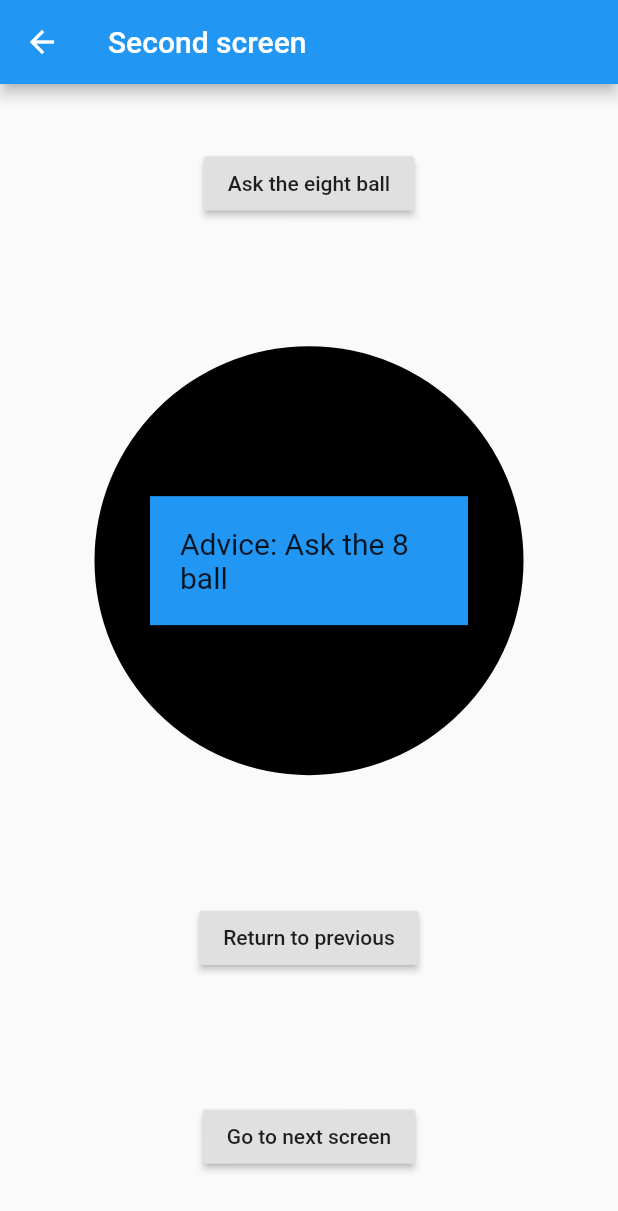
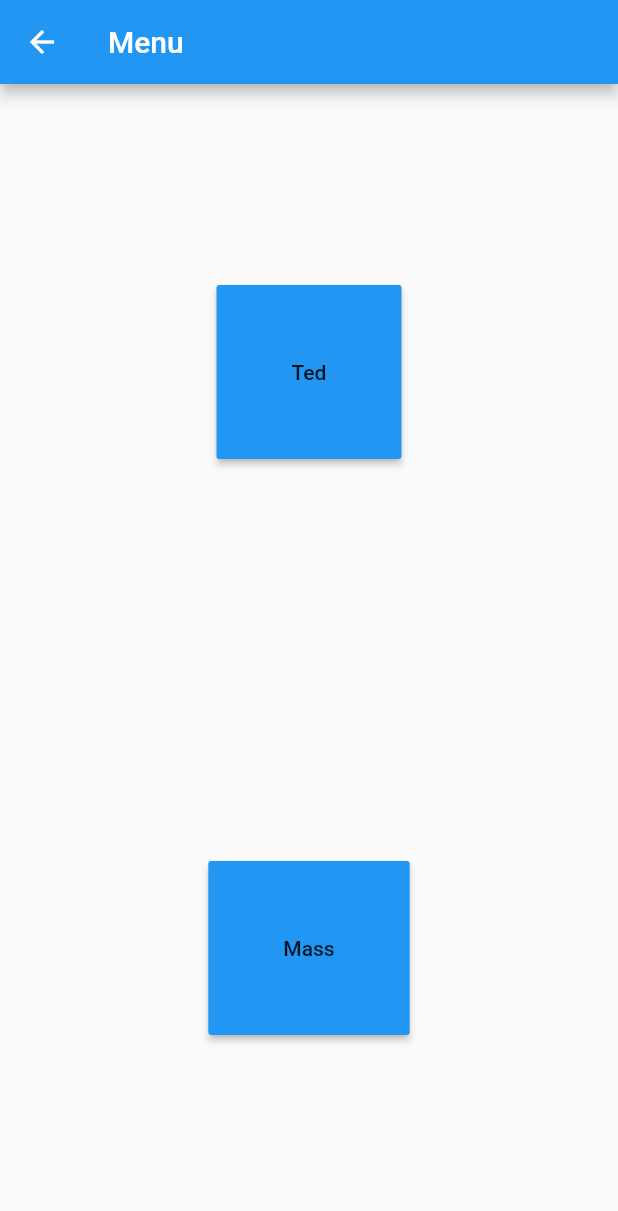
Before and after one commit to cycloss/Food-Dudes-Finance, a Flutter app: the screen it shows after launch, after a tap on "Go to next screen", on a phone screen of 412 x 824 dp. Shown: the top 1211 px of the screen. Run offline on Flutter 3.47's test engine with Material 2 defaults, Android fonts, the light colour scheme and no system bars.

Commit message:
added a menu screen

```diff
--- a/lib/main.dart
+++ b/lib/main.dart
@@ -1,5 +1,5 @@
 import 'package:flutter/material.dart';
-import 'secondScreen.dart';
+import 'package:food_dudes_finance/menuScreen.dart';
 
 void main() {
   runApp(MyApp());
@@ -68,8 +68,12 @@ class _MyHomePageState extends State<MyHomePage> {
               child: Text('Go to next screen'),
               onPressed: () {
                 print('hello world');
-                Navigator.push(context,
-                    MaterialPageRoute(builder: (context) => SecondScreen()));
+                Navigator.push(
+                  context,
+                  MaterialPageRoute(
+                    builder: (context) => MainMenu(),
+                  ),
+                );
               },
             )
           ],
--- /dev/null
+++ b/lib/menuScreen.dart
@@ -0,0 +1,54 @@
+import 'package:flutter/material.dart';
+import 'package:food_dudes_finance/ThirdScreen.dart';
+import 'package:food_dudes_finance/tedScreen.dart';
+
+class MainMenu extends StatefulWidget {
+  @override
+  _MainMenuState createState() => _MainMenuState();
+}
+
+class _MainMenuState extends State<MainMenu> {
+  List<NameAndRoute> _nameAndRoutes = [
+    NameAndRoute(name: 'Ted', screen: TedScreen()),
+    NameAndRoute(name: 'Mass', screen: ThirdScreen())
+  ];
+
+  @override
+  Widget build(BuildContext context) {
+    return Scaffold(
+      appBar: AppBar(
+        title: Text('Menu'),
+      ),
+      body: Center(
+        child: Column(
+          mainAxisAlignment: MainAxisAlignment.spaceAround,
+          children: generateTeamButtons(context),
+        ),
+      ),
+    );
+  }
+
+  List<Widget> generateTeamButtons(BuildContext c) {
+    return _nameAndRoutes
+        .map((nameRouteBundle) =>
+            teamButton(nameRouteBundle.name, nameRouteBundle.screen, c))
+        .toList();
+  }
+
+  Widget teamButton(String name, Widget screen, BuildContext c) {
+    return RaisedButton(
+      padding: EdgeInsets.all(50),
+      color: Colors.blue,
+      child: Text(name),
+      onPressed: () {
+        Navigator.push(c, MaterialPageRoute(builder: (c) => screen));
+      },
+    );
+  }
+}
+
+class NameAndRoute {
+  NameAndRoute({@required this.name, @required this.screen});
+  String name;
+  Widget screen;
+}
--- a/lib/secondScreen.dart
+++ b/lib/tedScreen.dart
@@ -3,12 +3,12 @@ import 'dart:math';
 import 'package:flutter/material.dart';
 import 'package:food_dudes_finance/ThirdScreen.dart';
 
-class SecondScreen extends StatefulWidget {
+class TedScreen extends StatefulWidget {
   @override
-  _SecondScreenState createState() => _SecondScreenState();
+  _TedScreenState createState() => _TedScreenState();
 }
 
-class _SecondScreenState extends State<SecondScreen> {
+class _TedScreenState extends State<TedScreen> {
   int _counter = 0;
 
   List<String> advice = [
```
